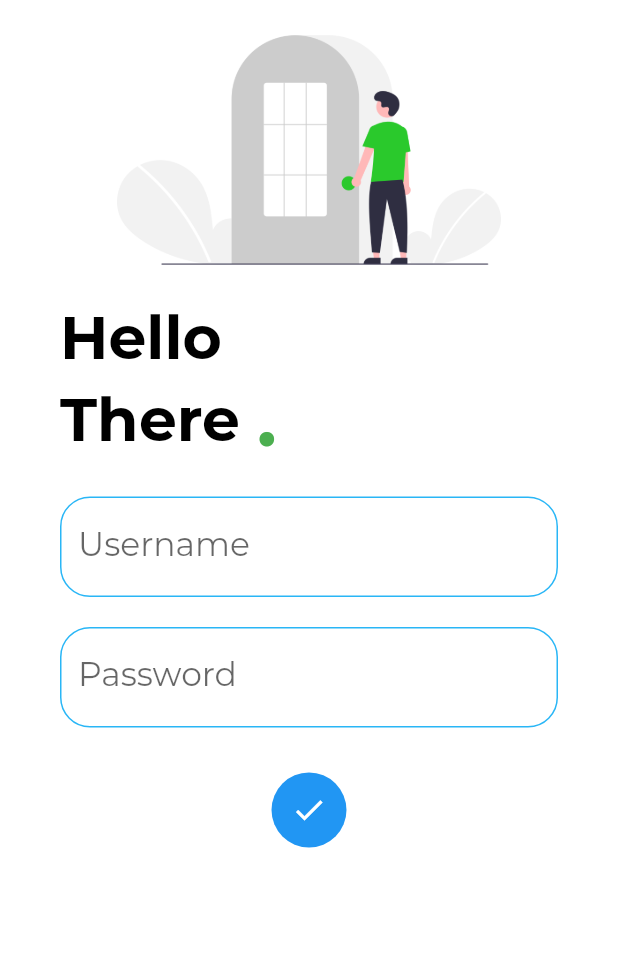
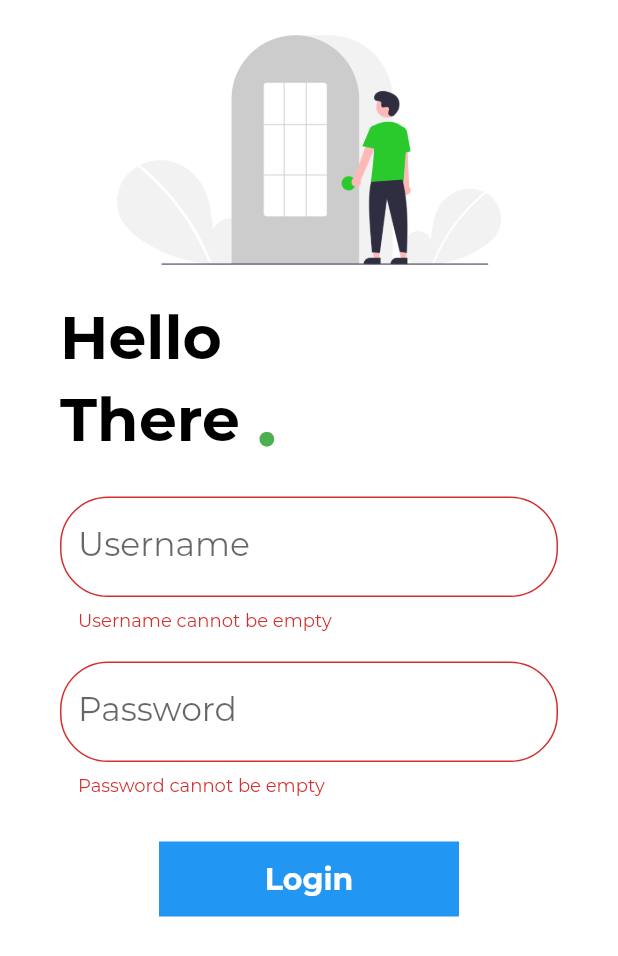
Before and after one commit to ShubhamDalvi1999/FlutterLoginPage, a Flutter app: the screen it shows after launch, after a tap on "Login", on a phone screen of 412 x 824 dp. Shown: the top 956 px of the screen. Run offline on Flutter 3.47's test engine with Material 2 defaults, Android fonts, the phone set to English and light mode, and no system bars.

Commit message:
Username and Password not null validation done

```diff
--- a/lib/pages/login_page.dart
+++ b/lib/pages/login_page.dart
@@ -12,57 +12,35 @@
 
   String name="";
   bool changeButton=false;
+  final _formKey =GlobalKey<FormState>();
+
+  moveToHome(BuildContext context)async{
+    if(_formKey.currentState!.validate()){
+    setState(() {
+      changeButton=true;
+    });
+    await Future.delayed(Duration(seconds: 3));
+    await Navigator.pushNamed(
+          context, MyRoutes.HomeRoute);
+    setState(() {
+      changeButton=false;
+    });
+    }
+  }
 
   @override
   Widget build(BuildContext context) {
     return
-    // changeButton?
-    // Scaffold(
-    //   backgroundColor: Colors.blue,
-    //   body:
-    //   Column(
-    //     children:[
-    //     Container(
-    //       width: MediaQuery.of(context).size.width,
-    //       height: (MediaQuery.of(context).size.height)/2,
-    //       child:
-    //             Align(
-    //               alignment: Alignment.bottomCenter,
-    //               child: Text("Logged In",
-    //                       style: TextStyle(
-    //                         fontSize: 50.0,
-    //                         fontWeight: FontWeight.bold,
-    //                         color: Colors.white
-    //                       ),
-    //                       textAlign: TextAlign.center,
-    //                 ),
-    //             ),
-    //               ),
-    //     Container(
-    //       width: MediaQuery.of(context).size.width,
-    //       height: (MediaQuery.of(context).size.height)/2,
-    //       child:
-    //         Align(
-    //           alignment: Alignment.topCenter,
-    //           child: Icon(
-    //                 Icons.done,
-    //                 size: 90.0,
-    //                 color: Colors.white,
-    //                 ),
-    //         ),
-
-    //           ),
-    //     ]
-    //   )
-    //   )
-
-    // :
     Scaffold(
       body:
       Container(
+        width: MediaQuery.of(context).size.width,
+        height: MediaQuery.of(context).size.height,
         color: Colors.white,
-        child:
-        Column(
+        child: SingleChildScrollView(
+          child: Form(
+            key: _formKey,
+            child: Column(
               crossAxisAlignment: CrossAxisAlignment.center,
               children: [
                 Row(
@@ -121,7 +99,12 @@
                   child: Column(
                     children: [
                       TextFormField(
-
+                        validator: (value) {
+                          if (value!.isEmpty){
+                            return "Username cannot be empty";
+                          }
+                          return null;
+                        },
                         onChanged: (value){
                           name=value;
                           setState(() {
@@ -134,15 +117,14 @@
                         ),
                         //done :circular input field
                         decoration: InputDecoration(
+                          hintText:"Enter username",
+                          labelText:"Username" ,
                           enabledBorder: OutlineInputBorder(
                           borderSide: BorderSide(
                             color: Colors.lightBlue.shade400, width: 1.0
                             ),
                           borderRadius: BorderRadius.all(Radius.circular(20.0)),
                           ),
-
-                      hintText:"Enter username",
-                      labelText:"Username" ,
                           //done : the label text on the box of input field
                           border: OutlineInputBorder(
                           borderRadius: BorderRadius.all(Radius.circular(32.0)),
@@ -154,24 +136,35 @@
                         height: 20.0,
                       ),
                       TextFormField(
-                    obscureText: true,
-                    style: TextStyle(
-                      fontSize:22,
-                    ),
+                        validator: (value) {
+                          if (value!.isEmpty){
+                            return "Password cannot be empty";
+                          }
+                          else if(value.length < 6)
+                          {
+                            return "Password length should be >6";
+                          }
+                          return null;
+                        },
                          decoration: InputDecoration(
+                          hintText:"Enter password",
+                          labelText:"Password",
                           enabledBorder: OutlineInputBorder(
                           borderSide: BorderSide(
                             color: Colors.lightBlue.shade400, width: 1.0
                             ),
                           borderRadius: BorderRadius.all(Radius.circular(20.0)),
                           ),
-                      hintText:"Enter password",
-                      labelText:"Password",
                           //done : the label text on the box of input field
                           border: OutlineInputBorder(
                           borderRadius: BorderRadius.all(Radius.circular(32.0)),
                           ),
                           ),
+                        obscureText: true,
+                        style: TextStyle(
+                          fontSize:22,
+                        ),
+
                       ),
                     ],
                   ),
@@ -180,13 +173,7 @@
                   height:30
                 ),
                 InkWell(
-              onTap: ()async{
-                setState(() {
-                  changeButton=true;
-                });
-                await Future.delayed(Duration(seconds: 3));
-                Navigator.pushNamed(context, MyRoutes.HomeRoute);
-              },
+                  onTap: () => moveToHome(context),
                   child: AnimatedContainer(
                     duration: Duration(milliseconds:200),
                     width: changeButton ? 50:200,
@@ -209,23 +196,9 @@
                     ),
                   ),
                 )
-            // ElevatedButton(
-            //   onPressed:(){
-            //     Navigator.pushNamed(context, MyRoutes.HomeRoute);
-            //     },
-            //   style: TextButton.styleFrom(
-            //     minimumSize: Size(200, 50),
-            //     backgroundColor: Colors.green
-            //   ),
-            //   child:Text(
-            //   "Login",
-            //   style: TextStyle(
-            //   fontSize: 20,
-            //   color: Colors.white,
-            //   ),
-            //  ),
-            // )
               ],
+            ),
+          ),
         ),
       ),
     );
```
Lines whose indentation alone changed are shown as unchanged.
